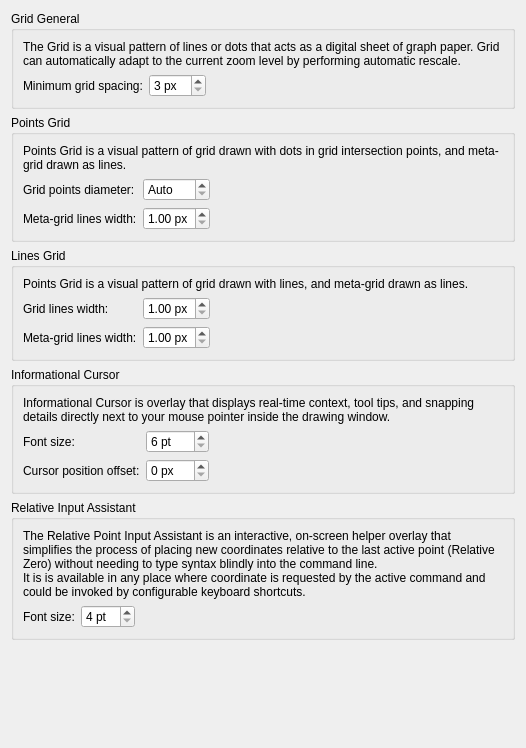
First picture: the form in librecad/src/ui/dialogs/settings/options_drafting/pages/metrics/lc_settings_page_drafting_metrics_overlays.ui, repository sand1024/LibreCAD, before the edit.
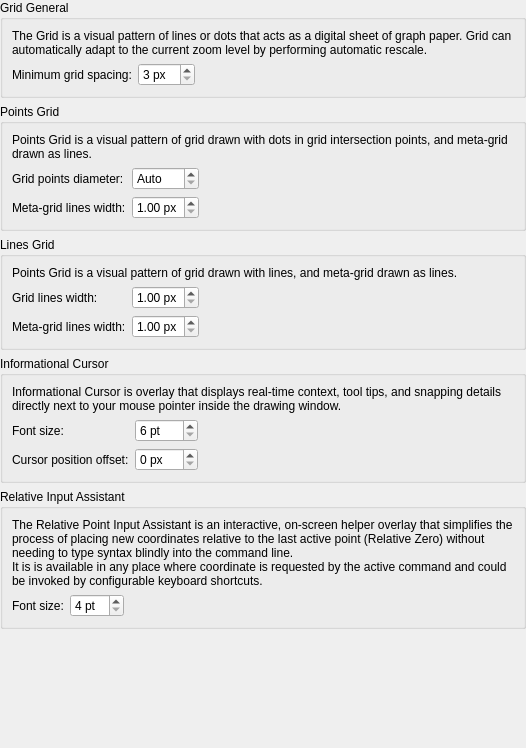
Second picture: the form after the edit.

Commit message: generic setting and drawfting settings dialogs cleanup

Diff of the .ui file:
```diff
--- a/librecad/src/ui/dialogs/settings/options_drafting/pages/metrics/lc_settings_page_drafting_metrics_overlays.ui
+++ b/librecad/src/ui/dialogs/settings/options_drafting/pages/metrics/lc_settings_page_drafting_metrics_overlays.ui
@@ -11,6 +11,18 @@
    </rect>
   </property>
   <layout class="QGridLayout" name="gridLayout_6">
+   <property name="leftMargin">
+    <number>0</number>
+   </property>
+   <property name="topMargin">
+    <number>0</number>
+   </property>
+   <property name="rightMargin">
+    <number>0</number>
+   </property>
+   <property name="bottomMargin">
+    <number>0</number>
+   </property>
    <item row="2" column="0">
     <widget class="QGroupBox" name="gbScreenLines">
      <property name="title">
```
The commit also changes 40 other files.
